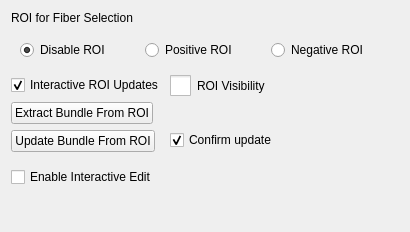
First picture: the form in Modules/Loadable/TractographyDisplay/Widgets/Resources/UI/qSlicerTractographyEditorROIWidget.ui, repository SlicerDMRI/SlicerDMRI, before the edit.
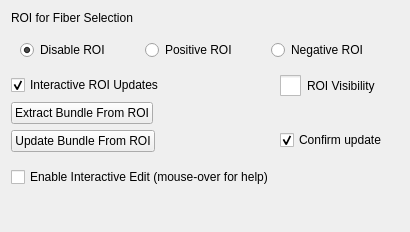
Second picture: the form after the edit. Icons and pictures are not drawn. Custom widgets are drawn as their Qt base class.

Commit message: ENH: add help note to Interactive Edit button text

What changed in the file:
```diff
--- a/Modules/Loadable/TractographyDisplay/Widgets/Resources/UI/qSlicerTractographyEditorROIWidget.ui
+++ b/Modules/Loadable/TractographyDisplay/Widgets/Resources/UI/qSlicerTractographyEditorROIWidget.ui
@@ -177,7 +177,7 @@
    <item row="6" column="0">
     <widget class="QCheckBox" name="EnableFiberEdit">
      <property name="text">
-      <string>Enable Interactive Edit</string>
+      <string>Enable Interactive Edit (mouse-over for help)</string>
      </property>
      <property name="checked">
       <bool>false</bool>
```
The commit also changes 1 other file.
